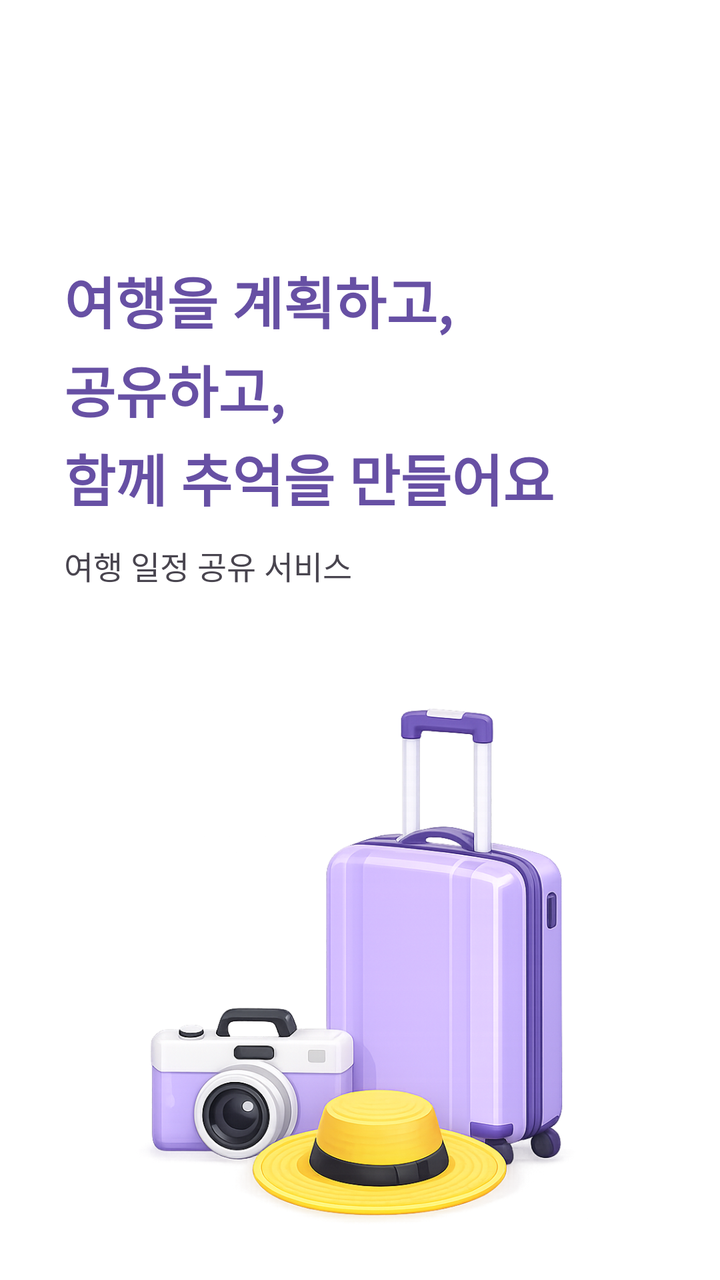
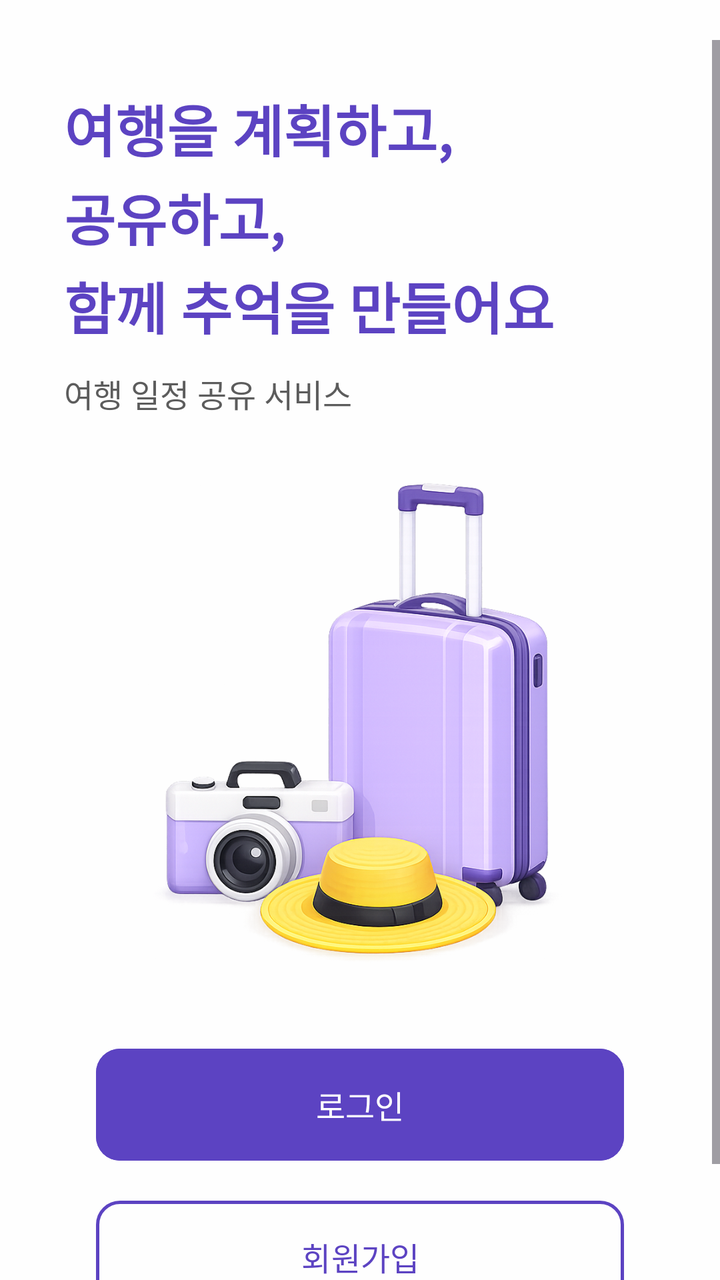

Screens rendered from an Android XML layout before and after an edit, with the pre-edit source and the edit as a unified diff.
<!-- AndroidManifest.xml: application theme Theme.TripShare -->
<!-- res/layout/activity_welcome.xml -->
<?xml version="1.0" encoding="utf-8"?>
<androidx.constraintlayout.widget.ConstraintLayout xmlns:android="http://schemas.android.com/apk/res/android"
    xmlns:app="http://schemas.android.com/apk/res-auto"
    android:layout_width="match_parent"
    android:layout_height="match_parent"
    android:background="@color/white"
    android:layout_marginTop="24dp">

    
    <TextView
        android:id="@+id/tv_welcome_title"
        android:layout_width="0dp"
        android:layout_height="wrap_content"
        android:layout_marginStart="32dp"
        android:layout_marginTop="130dp"
        android:layout_marginEnd="32dp"
        android:text="@string/welcome_title"
        android:textColor="@color/purple_primary"
        android:textSize="28sp"
        android:textStyle="bold"
        android:lineSpacingExtra="4dp"
        app:layout_constraintStart_toStartOf="parent"
        app:layout_constraintEnd_toEndOf="parent"
        app:layout_constraintTop_toTopOf="parent"/>

    
    <TextView
        android:id="@+id/tv_welcome_subtitle"
        android:layout_width="wrap_content"
        android:layout_height="wrap_content"
        android:layout_marginTop="12dp"
        android:text="@string/welcome_subtitle"
        android:textColor="@color/text_secondary"
        android:textSize="16sp"
        app:layout_constraintStart_toStartOf="@id/tv_welcome_title"
        app:layout_constraintTop_toBottomOf="@id/tv_welcome_title"/>

    
    <ImageView
        android:id="@+id/img_illustration"
        android:layout_width="280dp"
        android:layout_height="280dp"
        android:layout_marginTop="50dp"
        android:contentDescription="@null"
        android:src="@drawable/welcom"
        app:layout_constraintTop_toBottomOf="@id/tv_welcome_subtitle"
        app:layout_constraintStart_toStartOf="parent"
        app:layout_constraintEnd_toEndOf="parent"/>

    
    <com.google.android.material.button.MaterialButton
        android:id="@+id/btn_login"
        style="@style/PurpleButton"
        android:layout_width="0dp"
        android:layout_height="64dp"
        android:layout_marginTop="40dp"
        android:layout_marginStart="48dp"
        android:layout_marginEnd="48dp"
        android:text="@string/login"
        app:layout_constraintTop_toBottomOf="@id/img_illustration"
        app:layout_constraintStart_toStartOf="parent"
        app:layout_constraintEnd_toEndOf="parent"/>

    
    <com.google.android.material.button.MaterialButton
        android:id="@+id/btn_signup"
        style="@style/OutlinePurpleButton"
        android:layout_width="0dp"
        android:layout_height="64dp"
        android:layout_marginTop="10dp"
        android:layout_marginStart="48dp"
        android:layout_marginEnd="48dp"
        android:text="@string/sign_up"
        app:layout_constraintTop_toBottomOf="@id/btn_login"
        app:layout_constraintStart_toStartOf="parent"
        app:layout_constraintEnd_toEndOf="parent"/>

</androidx.constraintlayout.widget.ConstraintLayout>
<!-- resources referenced by this layout -->
<resources>
  <color name="purple_primary">#6750A4</color>
  <color name="text_secondary">#49454F</color>
  <color name="white">#FFFFFFFF</color>
  <!-- drawable welcom: png bitmap (drawable, 586506 bytes) -->
  <string name="login">로그인</string>
  <string name="sign_up">회원가입</string>
  <string name="welcome_subtitle">여행 일정 공유 서비스</string>
  <string name="welcome_title">여행을 계획하고,\n공유하고,\n함께 추억을 만들어요</string>
  <style name="OutlinePurpleButton" parent="Widget.Material3.Button.OutlinedButton">
          <item name="strokeColor">@color/purple_primary</item>
          <item name="android:textColor">@color/purple_primary</item>
          <item name="cornerRadius">12dp</item>
          <item name="android:textSize">16sp</item>
          <item name="android:minHeight">64dp</item>
      </style>
  <style name="PurpleButton" parent="Widget.Material3.Button">
          <item name="android:backgroundTint">@color/purple_primary</item>
          <item name="android:textColor">@color/white</item>
          <item name="cornerRadius">12dp</item>
          <item name="android:textSize">16sp</item>
          <item name="android:minHeight">64dp</item>
      </style>
  <style name="Theme.TripShare" parent="Base.Theme.TripShare" />
  <style name="Base.Theme.TripShare" parent="Theme.Material3.DayNight.NoActionBar">
          <item name="colorPrimary">@color/purple_primary</item>
          <item name="colorPrimaryDark">@color/purple_dark</item>
          <item name="colorAccent">@color/purple_primary</item>
          <item name="android:statusBarColor">@color/white</item>
          <item name="android:windowLightStatusBar">true</item>
          <item name="android:navigationBarColor">@color/white</item>
      </style>
  <color name="purple_dark">#4F378B</color>
</resources>

<!-- the commit's change to res/layout/activity_welcome.xml (unified diff, before → after) -->
@@ -1,78 +1,90 @@
 <?xml version="1.0" encoding="utf-8"?>
-<androidx.constraintlayout.widget.ConstraintLayout xmlns:android="http://schemas.android.com/apk/res/android"
+<ScrollView xmlns:android="http://schemas.android.com/apk/res/android"
     xmlns:app="http://schemas.android.com/apk/res-auto"
+    android:id="@+id/scroll_welcome"
     android:layout_width="match_parent"
     android:layout_height="match_parent"
-    android:background="@color/white"
-    android:layout_marginTop="24dp">
+    android:background="@color/background"
+    android:clipToPadding="false"
+    android:fillViewport="true"
+    android:fitsSystemWindows="true"
+    android:paddingTop="@dimen/screen_top_extra"
+    android:paddingBottom="@dimen/screen_bottom_extra">
 
-    
-    <TextView
-        android:id="@+id/tv_welcome_title"
-        android:layout_width="0dp"
+    <androidx.constraintlayout.widget.ConstraintLayout
+        android:layout_width="match_parent"
         android:layout_height="wrap_content"
-        android:layout_marginStart="32dp"
-        android:layout_marginTop="130dp"
-        android:layout_marginEnd="32dp"
-        android:text="@string/welcome_title"
-        android:textColor="@color/purple_primary"
-        android:textSize="28sp"
-        android:textStyle="bold"
-        android:lineSpacingExtra="4dp"
-        app:layout_constraintStart_toStartOf="parent"
-        app:layout_constraintEnd_toEndOf="parent"
-        app:layout_constraintTop_toTopOf="parent"/>
+        android:paddingBottom="32dp">
 
-    
-    <TextView
-        android:id="@+id/tv_welcome_subtitle"
-        android:layout_width="wrap_content"
-        android:layout_height="wrap_content"
-        android:layout_marginTop="12dp"
-        android:text="@string/welcome_subtitle"
-        android:textColor="@color/text_secondary"
-        android:textSize="16sp"
-        app:layout_constraintStart_toStartOf="@id/tv_welcome_title"
-        app:layout_constraintTop_toBottomOf="@id/tv_welcome_title"/>
+        <TextView
+            android:id="@+id/tv_welcome_title"
+            android:layout_width="0dp"
+            android:layout_height="wrap_content"
+            android:layout_marginStart="32dp"
+            android:layout_marginTop="24dp"
+            android:layout_marginEnd="32dp"
+            android:lineSpacingExtra="4dp"
+            android:text="@string/welcome_title"
+            android:textColor="@color/purple_primary"
+            android:textSize="28sp"
+            android:textStyle="bold"
+            app:layout_constraintEnd_toEndOf="parent"
+            app:layout_constraintStart_toStartOf="parent"
+            app:layout_constraintTop_toTopOf="parent" />
 
-    
-    <ImageView
-        android:id="@+id/img_illustration"
-        android:layout_width="280dp"
-        android:layout_height="280dp"
-        android:layout_marginTop="50dp"
-        android:contentDescription="@null"
-        android:src="@drawable/welcom"
-        app:layout_constraintTop_toBottomOf="@id/tv_welcome_subtitle"
-        app:layout_constraintStart_toStartOf="parent"
-        app:layout_constraintEnd_toEndOf="parent"/>
+        <TextView
+            android:id="@+id/tv_welcome_subtitle"
+            android:layout_width="wrap_content"
+            android:layout_height="wrap_content"
+            android:layout_marginTop="12dp"
+            android:text="@string/welcome_subtitle"
+            android:textColor="@color/text_secondary"
+            android:textSize="16sp"
+            app:layout_constraintStart_toStartOf="@id/tv_welcome_title"
+            app:layout_constraintTop_toBottomOf="@id/tv_welcome_title" />
 
-    
-    <com.google.android.material.button.MaterialButton
-        android:id="@+id/btn_login"
-        style="@style/PurpleButton"
-        android:layout_width="0dp"
-        android:layout_height="64dp"
-        android:layout_marginTop="40dp"
-        android:layout_marginStart="48dp"
-        android:layout_marginEnd="48dp"
-        android:text="@string/login"
-        app:layout_constraintTop_toBottomOf="@id/img_illustration"
-        app:layout_constraintStart_toStartOf="parent"
-        app:layout_constraintEnd_toEndOf="parent"/>
+        <ImageView
+            android:id="@+id/img_illustration"
+            android:layout_width="0dp"
+            android:layout_height="0dp"
+            android:layout_marginStart="48dp"
+            android:layout_marginTop="24dp"
+            android:layout_marginEnd="48dp"
+            android:adjustViewBounds="true"
+            android:contentDescription="@null"
+            android:scaleType="fitCenter"
+            android:src="@drawable/welcom"
+            app:layout_constraintDimensionRatio="1:1"
+            app:layout_constraintEnd_toEndOf="parent"
+            app:layout_constraintStart_toStartOf="parent"
+            app:layout_constraintTop_toBottomOf="@id/tv_welcome_subtitle"
+            app:layout_constraintWidth_max="260dp" />
 
-    
-    <com.google.android.material.button.MaterialButton
-        android:id="@+id/btn_signup"
-        style="@style/OutlinePurpleButton"
-        android:layout_width="0dp"
-        android:layout_height="64dp"
-        android:layout_marginTop="10dp"
-        android:layout_marginStart="48dp"
-        android:layout_marginEnd="48dp"
-        android:text="@string/sign_up"
-        app:layout_constraintTop_toBottomOf="@id/btn_login"
-        app:layout_constraintStart_toStartOf="parent"
-        app:layout_constraintEnd_toEndOf="parent"/>
+        <com.google.android.material.button.MaterialButton
+            android:id="@+id/btn_login"
+            style="@style/PurpleButton"
+            android:layout_width="0dp"
+            android:layout_height="64dp"
+            android:layout_marginStart="48dp"
+            android:layout_marginTop="28dp"
+            android:layout_marginEnd="48dp"
+            android:text="@string/login"
+            app:layout_constraintEnd_toEndOf="parent"
+            app:layout_constraintStart_toStartOf="parent"
+            app:layout_constraintTop_toBottomOf="@id/img_illustration" />
 
-</androidx.constraintlayout.widget.ConstraintLayout>
+        <com.google.android.material.button.MaterialButton
+            android:id="@+id/btn_signup"
+            style="@style/OutlinePurpleButton"
+            android:layout_width="0dp"
+            android:layout_height="64dp"
+            android:layout_marginStart="48dp"
+            android:layout_marginTop="12dp"
+            android:layout_marginEnd="48dp"
+            android:text="@string/sign_up"
+            app:layout_constraintEnd_toEndOf="parent"
+            app:layout_constraintStart_toStartOf="parent"
+            app:layout_constraintTop_toBottomOf="@id/btn_login" />
+
+    </androidx.constraintlayout.widget.ConstraintLayout>
+</ScrollView>
<!-- resource entries referenced after the edit -->
@@ -1,7 +1,10 @@
 <!-- resources referenced by this layout -->
 <resources>
-  <color name="purple_primary">#6750A4</color>
-  <color name="text_secondary">#49454F</color>
+  <color name="background">#FEFEFE</color>
+  <color name="purple_primary">#5C43C2</color>
+  <color name="text_secondary">#5C5C5C</color>
+  <dimen name="screen_bottom_extra">12dp</dimen>
+  <dimen name="screen_top_extra">20dp</dimen>
   <color name="white">#FFFFFFFF</color>
   <!-- drawable welcom: png bitmap (drawable, 586506 bytes) -->
   <string name="login">로그인</string>
@@ -10,27 +13,35 @@
   <string name="welcome_title">여행을 계획하고,\n공유하고,\n함께 추억을 만들어요</string>
   <style name="OutlinePurpleButton" parent="Widget.Material3.Button.OutlinedButton">
           <item name="strokeColor">@color/purple_primary</item>
+          <item name="strokeWidth">1.5dp</item>
           <item name="android:textColor">@color/purple_primary</item>
           <item name="cornerRadius">12dp</item>
           <item name="android:textSize">16sp</item>
-          <item name="android:minHeight">64dp</item>
+          <item name="android:minHeight">52dp</item>
       </style>
   <style name="PurpleButton" parent="Widget.Material3.Button">
           <item name="android:backgroundTint">@color/purple_primary</item>
           <item name="android:textColor">@color/white</item>
           <item name="cornerRadius">12dp</item>
           <item name="android:textSize">16sp</item>
-          <item name="android:minHeight">64dp</item>
+          <item name="android:minHeight">52dp</item>
+          <item name="android:letterSpacing">0</item>
       </style>
   <style name="Theme.TripShare" parent="Base.Theme.TripShare" />
   <style name="Base.Theme.TripShare" parent="Theme.Material3.DayNight.NoActionBar">
           <item name="colorPrimary">@color/purple_primary</item>
           <item name="colorPrimaryDark">@color/purple_dark</item>
           <item name="colorAccent">@color/purple_primary</item>
-          <item name="android:statusBarColor">@color/white</item>
+          <item name="android:colorBackground">@color/background</item>
+          <item name="colorSurface">@color/card_bg</item>
+          <item name="android:windowBackground">@color/background</item>
+          <item name="android:statusBarColor">@color/background</item>
           <item name="android:windowLightStatusBar">true</item>
-          <item name="android:navigationBarColor">@color/white</item>
+          <item name="android:navigationBarColor">@color/background</item>
+          <item name="android:windowLightNavigationBar" tools:targetApi="27">true</item>
+          <item name="android:windowOptOutEdgeToEdgeEnforcement" tools:targetApi="35">true</item>
       </style>
-  <color name="purple_dark">#4F378B</color>
+  <color name="purple_dark">#4A35A0</color>
+  <color name="card_bg">#FFFFFF</color>
 </resources>
 
